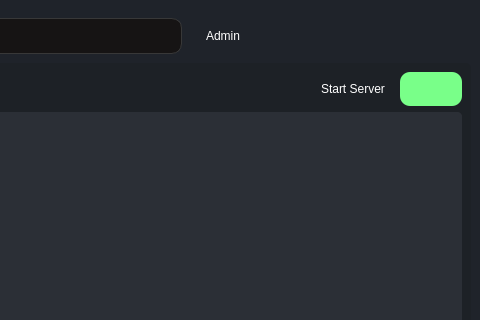
Qt form Server/mainwindow.ui (MeirMeshulami/RT-Image-Processing) before a commit; both pictures show x 671 to 1151 and y 0 to 320 of the 1151 by 634 pixel window.
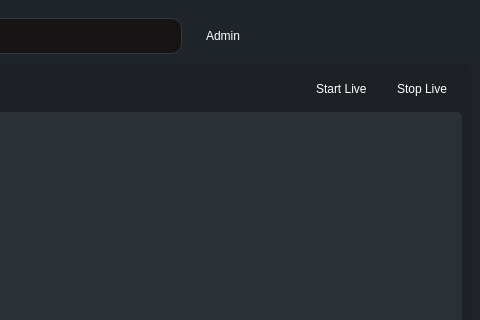
The same form after that commit. The open tabs and pages were chosen to show the change. Icons and pictures are not drawn.

```diff
--- a/Server/mainwindow.ui
+++ b/Server/mainwindow.ui
@@ -893,7 +893,7 @@
                     <cursorShape>PointingHandCursor</cursorShape>
                    </property>
                    <property name="text">
-                    <string>Start Server</string>
+                    <string>Start Live</string>
                    </property>
                    <property name="icon">
                     <iconset>
@@ -919,10 +919,10 @@
                     <bool>false</bool>
                    </property>
                    <property name="styleSheet">
-                    <string notr="true">background-color: rgb(121, 255, 137);border-radius: 10px;</string>
+                    <string notr="true"/>
                    </property>
                    <property name="text">
-                    <string/>
+                    <string>Stop Live</string>
                    </property>
                    <property name="icon">
                     <iconset resource="resources.qrc">
```
Left out of the diff: 8 changed lines with no effect on the pictures.
